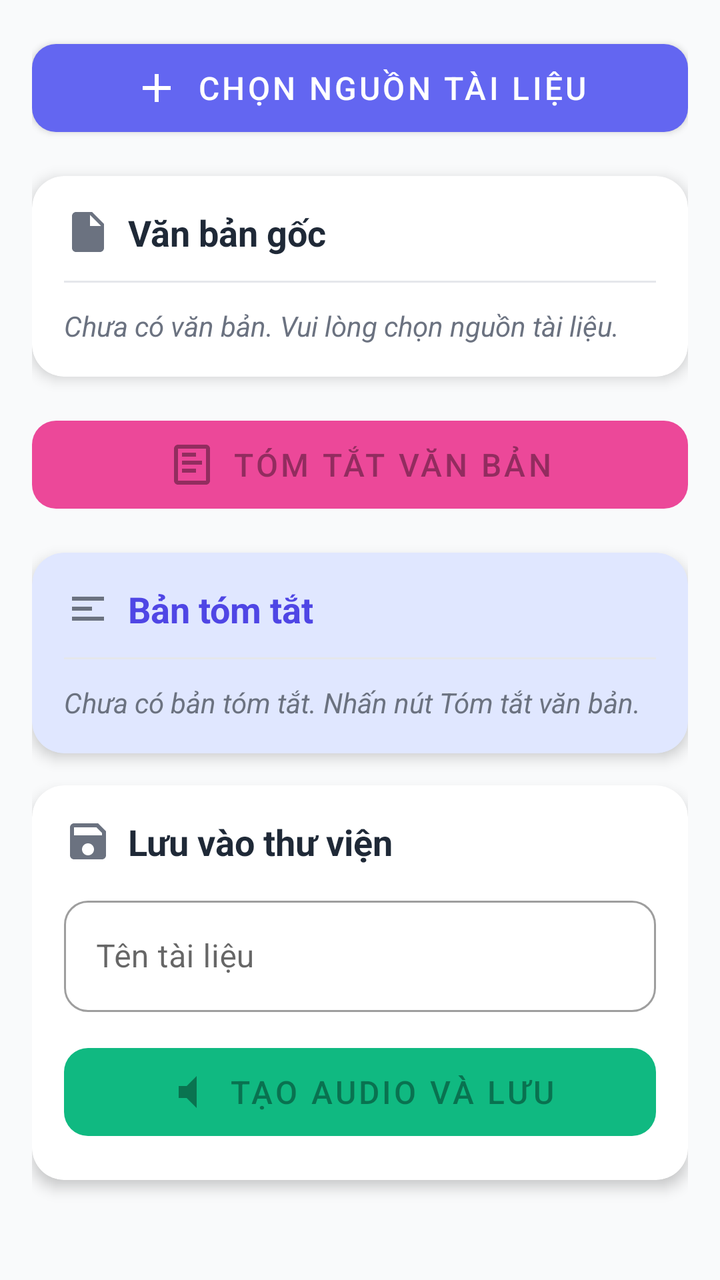
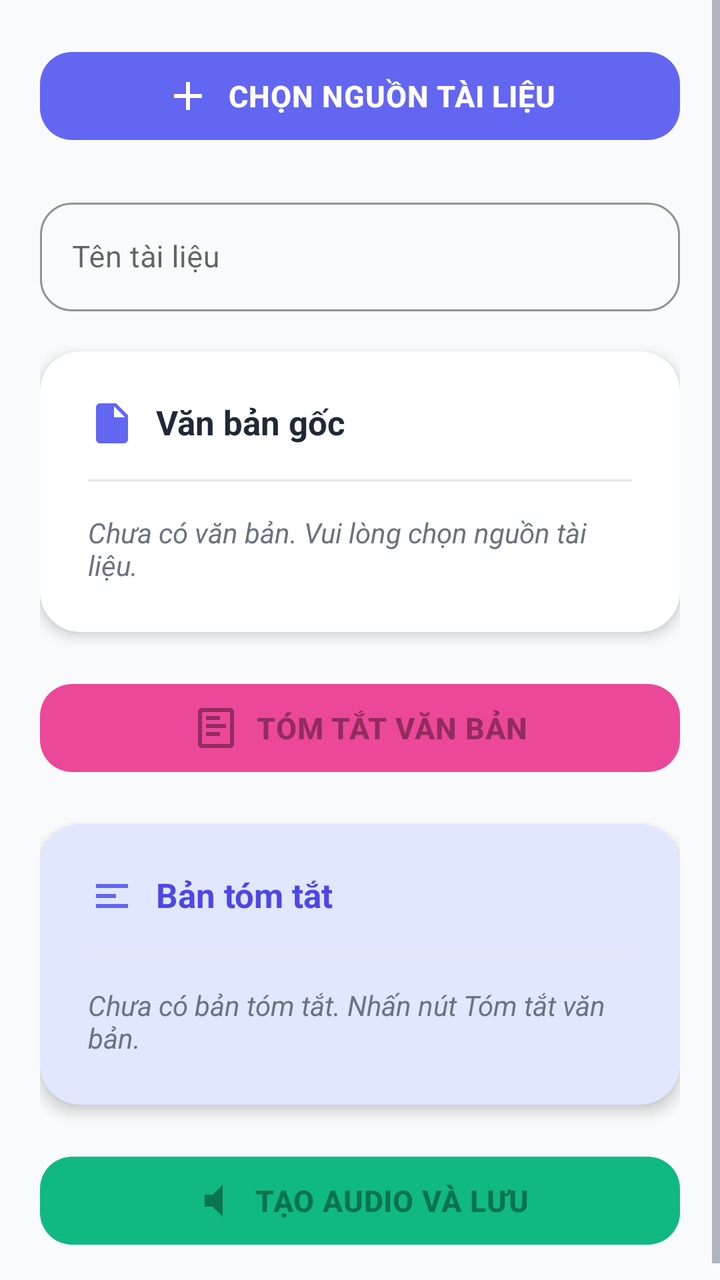

Before-and-after screenshots of an Android layout around one commit, followed by the original layout XML and the change that was made.
<!-- AndroidManifest.xml: application theme Theme.EduSummarize -->
<!-- res/layout/activity_summarize.xml -->
<?xml version="1.0" encoding="utf-8"?>
<ScrollView xmlns:android="http://schemas.android.com/apk/res/android"
    xmlns:app="http://schemas.android.com/apk/res-auto"
    android:layout_width="match_parent"
    android:layout_height="match_parent"
    android:fillViewport="true"
    android:background="@color/background">

    <LinearLayout
        android:layout_width="match_parent"
        android:layout_height="wrap_content"
        android:orientation="vertical"
        android:padding="16dp">

        <com.google.android.material.button.MaterialButton
            android:id="@+id/btn_choose_source"
            android:layout_width="match_parent"
            android:layout_height="56dp"
            android:text="Chọn nguồn tài liệu"
            android:textSize="16sp"
            app:icon="@drawable/ic_add"
            app:iconGravity="textStart"
            app:cornerRadius="12dp"
            app:backgroundTint="@color/primary" />

        <com.google.android.material.card.MaterialCardView
            android:id="@+id/card_original_text"
            android:layout_width="match_parent"
            android:layout_height="wrap_content"
            android:layout_marginTop="16dp"
            app:cardCornerRadius="16dp"
            app:cardElevation="4dp">

            <LinearLayout
                android:layout_width="match_parent"
                android:layout_height="wrap_content"
                android:orientation="vertical"
                android:padding="16dp">

                <TextView
                    android:layout_width="wrap_content"
                    android:layout_height="wrap_content"
                    android:text="Văn bản gốc"
                    android:textSize="18sp"
                    android:textStyle="bold"
                    android:textColor="@color/text_primary"
                    android:drawableStart="@drawable/ic_document"
                    android:drawablePadding="8dp" />

                <View
                    android:layout_width="match_parent"
                    android:layout_height="1dp"
                    android:layout_marginTop="12dp"
                    android:layout_marginBottom="12dp"
                    android:background="@color/divider" />

                <TextView
                    android:id="@+id/tv_no_original_text"
                    android:layout_width="wrap_content"
                    android:layout_height="wrap_content"
                    android:text="Chưa có văn bản. Vui lòng chọn nguồn tài liệu."
                    android:textSize="14sp"
                    android:textColor="@color/text_secondary"
                    android:textStyle="italic"
                    android:visibility="visible" />

                <TextView
                    android:id="@+id/tv_original_text"
                    android:layout_width="match_parent"
                    android:layout_height="wrap_content"
                    android:textSize="14sp"
                    android:textColor="@color/text_primary"
                    android:lineSpacingMultiplier="1.2"
                    android:maxLines="10"
                    android:ellipsize="end"
                    android:visibility="gone" />

            </LinearLayout>

        </com.google.android.material.card.MaterialCardView>

        <com.google.android.material.button.MaterialButton
            android:id="@+id/btn_summarize"
            android:layout_width="match_parent"
            android:layout_height="56dp"
            android:layout_marginTop="16dp"
            android:text="Tóm tắt văn bản"
            android:textSize="16sp"
            android:enabled="false"
            app:icon="@drawable/ic_summarize"
            app:iconGravity="textStart"
            app:cornerRadius="12dp"
            app:backgroundTint="@color/accent" />

        <com.google.android.material.card.MaterialCardView
            android:id="@+id/card_summary"
            android:layout_width="match_parent"
            android:layout_height="wrap_content"
            android:layout_marginTop="16dp"
            app:cardCornerRadius="16dp"
            app:cardElevation="4dp"
            app:cardBackgroundColor="@color/primary_light">

            <LinearLayout
                android:layout_width="match_parent"
                android:layout_height="wrap_content"
                android:orientation="vertical"
                android:padding="16dp">

                <TextView
                    android:layout_width="wrap_content"
                    android:layout_height="wrap_content"
                    android:text="Bản tóm tắt"
                    android:textSize="18sp"
                    android:textStyle="bold"
                    android:textColor="@color/primary_dark"
                    android:drawableStart="@drawable/ic_summary"
                    android:drawablePadding="8dp" />

                <View
                    android:layout_width="match_parent"
                    android:layout_height="1dp"
                    android:layout_marginTop="12dp"
                    android:layout_marginBottom="12dp"
                    android:background="@color/divider" />

                <TextView
                    android:id="@+id/tv_no_summary"
                    android:layout_width="wrap_content"
                    android:layout_height="wrap_content"
                    android:text="Chưa có bản tóm tắt. Nhấn nút Tóm tắt văn bản."
                    android:textSize="14sp"
                    android:textColor="@color/text_secondary"
                    android:textStyle="italic"
                    android:visibility="visible" />

                <TextView
                    android:id="@+id/tv_summary_text"
                    android:layout_width="match_parent"
                    android:layout_height="wrap_content"
                    android:textSize="15sp"
                    android:textColor="@color/text_primary"
                    android:lineSpacingMultiplier="1.3"
                    android:visibility="gone" />

            </LinearLayout>

        </com.google.android.material.card.MaterialCardView>

        <com.google.android.material.card.MaterialCardView
            android:layout_width="match_parent"
            android:layout_height="wrap_content"
            android:layout_marginTop="16dp"
            app:cardCornerRadius="16dp"
            app:cardElevation="4dp">

            <LinearLayout
                android:layout_width="match_parent"
                android:layout_height="wrap_content"
                android:orientation="vertical"
                android:padding="16dp">

                <TextView
                    android:layout_width="wrap_content"
                    android:layout_height="wrap_content"
                    android:text="Lưu vào thư viện"
                    android:textSize="18sp"
                    android:textStyle="bold"
                    android:textColor="@color/text_primary"
                    android:drawableStart="@drawable/ic_save"
                    android:drawablePadding="8dp" />

                <com.google.android.material.textfield.TextInputLayout
                    android:layout_width="match_parent"
                    android:layout_height="wrap_content"
                    android:layout_marginTop="12dp"
                    android:hint="Tên tài liệu"
                    app:boxCornerRadiusTopStart="12dp"
                    app:boxCornerRadiusTopEnd="12dp"
                    app:boxCornerRadiusBottomStart="12dp"
                    app:boxCornerRadiusBottomEnd="12dp"
                    style="@style/Widget.MaterialComponents.TextInputLayout.OutlinedBox">

                    <com.google.android.material.textfield.TextInputEditText
                        android:id="@+id/et_doc_title"
                        android:layout_width="match_parent"
                        android:layout_height="wrap_content"
                        android:inputType="text"
                        android:maxLines="1" />

                </com.google.android.material.textfield.TextInputLayout>

                <com.google.android.material.button.MaterialButton
                    android:id="@+id/btn_create_audio"
                    android:layout_width="match_parent"
                    android:layout_height="56dp"
                    android:layout_marginTop="12dp"
                    android:text="Tạo audio và lưu"
                    android:textSize="16sp"
                    android:enabled="false"
                    app:icon="@drawable/ic_audio"
                    app:iconGravity="textStart"
                    app:cornerRadius="12dp"
                    app:backgroundTint="@color/success" />

            </LinearLayout>

        </com.google.android.material.card.MaterialCardView>

        <ProgressBar
            android:id="@+id/progress_bar"
            android:layout_width="wrap_content"
            android:layout_height="wrap_content"
            android:layout_gravity="center"
            android:layout_marginTop="16dp"
            android:visibility="gone" />

    </LinearLayout>

</ScrollView>
<!-- resources referenced by this layout -->
<resources>
  <color name="accent">#EC4899</color>
  <color name="background">#F9FAFB</color>
  <color name="divider">#E5E7EB</color>
  <color name="primary">#6366F1</color>
  <color name="primary_dark">#4F46E5</color>
  <color name="primary_light">#E0E7FF</color>
  <color name="success">#10B981</color>
  <color name="text_primary">#1F2937</color>
  <color name="text_secondary">#6B7280</color>
  <!-- drawable ic_add (drawable) -->
  <vector xmlns:android="http://schemas.android.com/apk/res/android"
      android:width="24dp" android:height="24dp"
      android:viewportWidth="24" android:viewportHeight="24"
      android:tint="?attr/colorControlNormal">
      <path android:fillColor="@android:color/black"
          android:pathData="M19,13H13v6h-2v-6H5v-2h6V5h2v6h6v2z"/>
  </vector>
  <!-- drawable ic_audio (drawable) -->
  <vector xmlns:android="http://schemas.android.com/apk/res/android"
      android:width="24dp" android:height="24dp"
      android:viewportWidth="24" android:viewportHeight="24"
      android:tint="?attr/colorControlNormal">
      <path android:fillColor="@android:color/black"
          android:pathData="M7,9v6h4l5,5V4l-5,5H7z"/>
  </vector>
  <!-- drawable ic_document (drawable) -->
  <vector xmlns:android="http://schemas.android.com/apk/res/android"
      android:width="24dp" android:height="24dp"
      android:viewportWidth="24" android:viewportHeight="24"
      android:tint="?attr/colorControlNormal">
      <path android:fillColor="@android:color/black"
          android:pathData="M6,2c-1.1,0 -2,0.9 -2,2v16c0,1.1 0.9,2 2,2h12c1.1,0 2,-0.9 2,-2V8l-6,-6H6zM13,9V3.5L18.5,9H13z"/>
  </vector>
  <!-- drawable ic_save (drawable) -->
  <vector xmlns:android="http://schemas.android.com/apk/res/android"
      android:width="24dp" android:height="24dp"
      android:viewportWidth="24" android:viewportHeight="24"
      android:tint="?attr/colorControlNormal">
      <path android:fillColor="@android:color/black"
          android:pathData="M17,3H5c-1.1,0 -2,0.9 -2,2v14c0,1.1 0.9,2 2,2h14c1.1,0 2,-0.9 2,-2V7l-4,-4zM12,19c-1.66,0 -3,-1.34 -3,-3s1.34,-3 3,-3 3,1.34 3,3 -1.34,3 -3,3zM5,5h11.17L19,7.83V9H5V5z"/>
  </vector>
  <!-- drawable ic_summarize (drawable) -->
  <vector xmlns:android="http://schemas.android.com/apk/res/android"
      android:width="24dp" android:height="24dp"
      android:viewportWidth="24" android:viewportHeight="24"
      android:tint="?attr/colorControlNormal">
      <path android:fillColor="@android:color/black"
          android:pathData="M17,10H7v2h10v-2zM7,14h7v2H7v-2zM14,6H7v2h7V6zM19,2H5c-1.1,0 -2,0.9 -2,2v16c0,1.1 0.9,2 2,2h14c1.1,0 2,-0.9 2,-2V4c0,-1.1 -0.9,-2 -2,-2zM19,20H5V4h14v16z"/>
  </vector>
  <!-- drawable ic_summary (drawable) -->
  <vector xmlns:android="http://schemas.android.com/apk/res/android"
      android:width="24dp" android:height="24dp"
      android:viewportWidth="24" android:viewportHeight="24"
      android:tint="?attr/colorControlNormal">
      <path android:fillColor="@android:color/black"
          android:pathData="M4,6h16v2H4V6zm0,5h10v2H4v-2zm0,5h16v2H4v-2z"/>
  </vector>
  <style name="Theme.EduSummarize" parent="Theme.MaterialComponents.DayNight.DarkActionBar">
          <item name="colorPrimary">@color/primary</item>
          <item name="colorPrimaryDark">@color/primary_dark</item>
          <item name="colorAccent">@color/accent</item>
          <item name="android:statusBarColor">@color/primary_dark</item>
          <item name="android:windowBackground">@color/background</item>
          <item name="android:textColorPrimary">@color/text_primary</item>
          <item name="android:textColorSecondary">@color/text_secondary</item>
      </style>
</resources>

<!-- the commit's change to res/layout/activity_summarize.xml (unified diff, before → after) -->
@@ -10,48 +10,79 @@
         android:layout_width="match_parent"
         android:layout_height="wrap_content"
         android:orientation="vertical"
-        android:padding="16dp">
+        android:padding="20dp">
 
         <com.google.android.material.button.MaterialButton
             android:id="@+id/btn_choose_source"
             android:layout_width="match_parent"
             android:layout_height="56dp"
             android:text="Chọn nguồn tài liệu"
-            android:textSize="16sp"
+            android:textSize="15sp"
+            android:textStyle="bold"
+            android:letterSpacing="0.02"
             app:icon="@drawable/ic_add"
             app:iconGravity="textStart"
-            app:cornerRadius="12dp"
+            app:cornerRadius="16dp"
+            app:elevation="4dp"
+            android:stateListAnimator="@null"
             app:backgroundTint="@color/primary" />
+
+        
+        <com.google.android.material.textfield.TextInputLayout
+            android:layout_width="match_parent"
+            android:layout_height="wrap_content"
+            android:layout_marginTop="20dp"
+            android:hint="Tên tài liệu"
+            app:boxCornerRadiusTopStart="16dp"
+            app:boxCornerRadiusTopEnd="16dp"
+            app:boxCornerRadiusBottomStart="16dp"
+            app:boxCornerRadiusBottomEnd="16dp"
+            app:boxStrokeColor="@color/primary"
+            app:hintTextColor="@color/primary"
+            style="@style/Widget.MaterialComponents.TextInputLayout.OutlinedBox">
+
+            <com.google.android.material.textfield.TextInputEditText
+                android:id="@+id/et_doc_title"
+                android:layout_width="match_parent"
+                android:layout_height="wrap_content"
+                android:inputType="text"
+                android:maxLines="1"
+                android:textSize="15sp"
+                android:textColor="@color/text_primary" />
+
+        </com.google.android.material.textfield.TextInputLayout>
 
         <com.google.android.material.card.MaterialCardView
             android:id="@+id/card_original_text"
             android:layout_width="match_parent"
             android:layout_height="wrap_content"
-            android:layout_marginTop="16dp"
-            app:cardCornerRadius="16dp"
-            app:cardElevation="4dp">
+            android:layout_marginTop="20dp"
+            app:cardCornerRadius="20dp"
+            app:cardElevation="4dp"
+            app:strokeWidth="0dp">
 
             <LinearLayout
                 android:layout_width="match_parent"
                 android:layout_height="wrap_content"
                 android:orientation="vertical"
-                android:padding="16dp">
+                android:padding="24dp">
 
                 <TextView
                     android:layout_width="wrap_content"
                     android:layout_height="wrap_content"
                     android:text="Văn bản gốc"
-                    android:textSize="18sp"
+                    android:textSize="17sp"
                     android:textStyle="bold"
                     android:textColor="@color/text_primary"
                     android:drawableStart="@drawable/ic_document"
-                    android:drawablePadding="8dp" />
+                    android:drawablePadding="10dp"
+                    android:drawableTint="@color/primary" />
 
                 <View
                     android:layout_width="match_parent"
                     android:layout_height="1dp"
-                    android:layout_marginTop="12dp"
-                    android:layout_marginBottom="12dp"
+                    android:layout_marginTop="16dp"
+                    android:layout_marginBottom="16dp"
                     android:background="@color/divider" />
 
                 <TextView
@@ -69,8 +100,8 @@
                     android:layout_width="match_parent"
                     android:layout_height="wrap_content"
                     android:textSize="14sp"
+                    android:lineSpacingExtra="2dp"
                     android:textColor="@color/text_primary"
-                    android:lineSpacingMultiplier="1.2"
                     android:maxLines="10"
                     android:ellipsize="end"
                     android:visibility="gone" />
@@ -83,45 +114,51 @@
             android:id="@+id/btn_summarize"
             android:layout_width="match_parent"
             android:layout_height="56dp"
-            android:layout_marginTop="16dp"
+            android:layout_marginTop="20dp"
             android:text="Tóm tắt văn bản"
-            android:textSize="16sp"
+            android:textSize="15sp"
+            android:textStyle="bold"
+            android:letterSpacing="0.02"
             android:enabled="false"
             app:icon="@drawable/ic_summarize"
             app:iconGravity="textStart"
-            app:cornerRadius="12dp"
+            app:cornerRadius="16dp"
+            app:elevation="4dp"
+            android:stateListAnimator="@null"
             app:backgroundTint="@color/accent" />
 
         <com.google.android.material.card.MaterialCardView
             android:id="@+id/card_summary"
             android:layout_width="match_parent"
             android:layout_height="wrap_content"
-            android:layout_marginTop="16dp"
-            app:cardCornerRadius="16dp"
+            android:layout_marginTop="20dp"
+            app:cardCornerRadius="20dp"
             app:cardElevation="4dp"
+            app:strokeWidth="0dp"
             app:cardBackgroundColor="@color/primary_light">
 
             <LinearLayout
                 android:layout_width="match_parent"
                 android:layout_height="wrap_content"
                 android:orientation="vertical"
-                android:padding="16dp">
+                android:padding="24dp">
 
                 <TextView
                     android:layout_width="wrap_content"
                     android:layout_height="wrap_content"
                     android:text="Bản tóm tắt"
-                    android:textSize="18sp"
+                    android:textSize="17sp"
                     android:textStyle="bold"
                     android:textColor="@color/primary_dark"
                     android:drawableStart="@drawable/ic_summary"
-                    android:drawablePadding="8dp" />
+                    android:drawablePadding="10dp"
+                    android:drawableTint="@color/primary" />
 
                 <View
                     android:layout_width="match_parent"
                     android:layout_height="1dp"
-                    android:layout_marginTop="12dp"
-                    android:layout_marginBottom="12dp"
+                    android:layout_marginTop="16dp"
+                    android:layout_marginBottom="16dp"
                     android:background="@color/divider" />
 
                 <TextView
@@ -139,80 +176,38 @@
                     android:layout_width="match_parent"
                     android:layout_height="wrap_content"
                     android:textSize="15sp"
+                    android:lineSpacingExtra="3dp"
                     android:textColor="@color/text_primary"
-                    android:lineSpacingMultiplier="1.3"
                     android:visibility="gone" />
 
             </LinearLayout>
 
         </com.google.android.material.card.MaterialCardView>
 
-        <com.google.android.material.card.MaterialCardView
-            android:layout_width="match_parent"
-            android:layout_height="wrap_content"
-            android:layout_marginTop="16dp"
-            app:cardCornerRadius="16dp"
-            app:cardElevation="4dp">
-
-            <LinearLayout
-                android:layout_width="match_parent"
-                android:layout_height="wrap_content"
-                android:orientation="vertical"
-                android:padding="16dp">
-
-                <TextView
-                    android:layout_width="wrap_content"
-                    android:layout_height="wrap_content"
-                    android:text="Lưu vào thư viện"
-                    android:textSize="18sp"
-                    android:textStyle="bold"
-                    android:textColor="@color/text_primary"
-                    android:drawableStart="@drawable/ic_save"
-                    android:drawablePadding="8dp" />
-
-                <com.google.android.material.textfield.TextInputLayout
-                    android:layout_width="match_parent"
-                    android:layout_height="wrap_content"
-                    android:layout_marginTop="12dp"
-                    android:hint="Tên tài liệu"
-                    app:boxCornerRadiusTopStart="12dp"
-                    app:boxCornerRadiusTopEnd="12dp"
-                    app:boxCornerRadiusBottomStart="12dp"
-                    app:boxCornerRadiusBottomEnd="12dp"
-                    style="@style/Widget.MaterialComponents.TextInputLayout.OutlinedBox">
-
-                    <com.google.android.material.textfield.TextInputEditText
-                        android:id="@+id/et_doc_title"
-                        android:layout_width="match_parent"
-                        android:layout_height="wrap_content"
-                        android:inputType="text"
-                        android:maxLines="1" />
-
-                </com.google.android.material.textfield.TextInputLayout>
-
-                <com.google.android.material.button.MaterialButton
-                    android:id="@+id/btn_create_audio"
-                    android:layout_width="match_parent"
-                    android:layout_height="56dp"
-                    android:layout_marginTop="12dp"
-                    android:text="Tạo audio và lưu"
-                    android:textSize="16sp"
-                    android:enabled="false"
-                    app:icon="@drawable/ic_audio"
-                    app:iconGravity="textStart"
-                    app:cornerRadius="12dp"
-                    app:backgroundTint="@color/success" />
-
-            </LinearLayout>
-
-        </com.google.android.material.card.MaterialCardView>
+        <com.google.android.material.button.MaterialButton
+            android:id="@+id/btn_create_audio"
+            android:layout_width="match_parent"
+            android:layout_height="56dp"
+            android:layout_marginTop="20dp"
+            android:text="Tạo audio và lưu"
+            android:textSize="15sp"
+            android:textStyle="bold"
+            android:letterSpacing="0.02"
+            android:enabled="false"
+            app:icon="@drawable/ic_audio"
+            app:iconGravity="textStart"
+            app:cornerRadius="16dp"
+            app:elevation="4dp"
+            android:stateListAnimator="@null"
+            app:backgroundTint="@color/success" />
 
         <ProgressBar
             android:id="@+id/progress_bar"
             android:layout_width="wrap_content"
             android:layout_height="wrap_content"
             android:layout_gravity="center"
-            android:layout_marginTop="16dp"
+            android:layout_marginTop="20dp"
+            android:indeterminateTint="@color/primary"
             android:visibility="gone" />
 
     </LinearLayout>
<!-- resource entries referenced after the edit -->
@@ -33,14 +33,6 @@
       <path android:fillColor="@android:color/black"
           android:pathData="M6,2c-1.1,0 -2,0.9 -2,2v16c0,1.1 0.9,2 2,2h12c1.1,0 2,-0.9 2,-2V8l-6,-6H6zM13,9V3.5L18.5,9H13z"/>
   </vector>
-  <!-- drawable ic_save (drawable) -->
-  <vector xmlns:android="http://schemas.android.com/apk/res/android"
-      android:width="24dp" android:height="24dp"
-      android:viewportWidth="24" android:viewportHeight="24"
-      android:tint="?attr/colorControlNormal">
-      <path android:fillColor="@android:color/black"
-          android:pathData="M17,3H5c-1.1,0 -2,0.9 -2,2v14c0,1.1 0.9,2 2,2h14c1.1,0 2,-0.9 2,-2V7l-4,-4zM12,19c-1.66,0 -3,-1.34 -3,-3s1.34,-3 3,-3 3,1.34 3,3 -1.34,3 -3,3zM5,5h11.17L19,7.83V9H5V5z"/>
-  </vector>
   <!-- drawable ic_summarize (drawable) -->
   <vector xmlns:android="http://schemas.android.com/apk/res/android"
       android:width="24dp" android:height="24dp"
